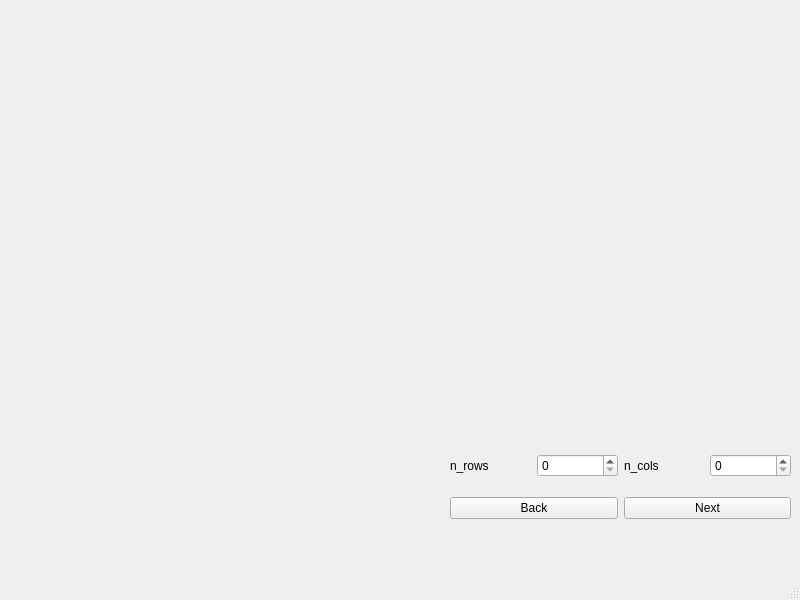
Old version of the form image_window.ui in the repository penny4860/Pascal-VOC-annotation-viewer.
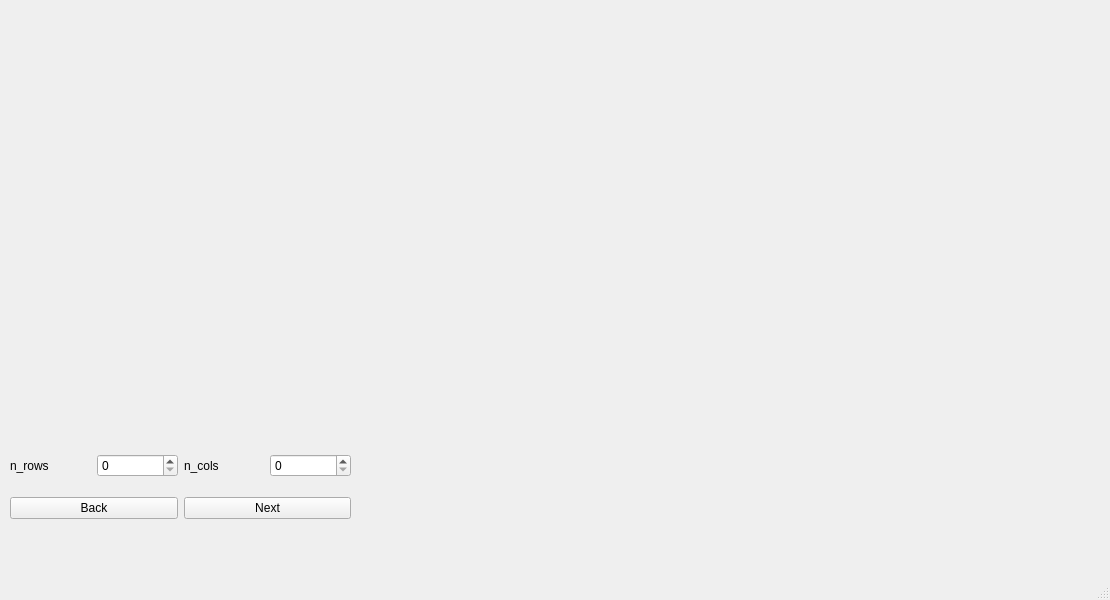
New version of the form.

The edit to the form file:
```diff
--- a/image_window.ui
+++ b/image_window.ui
@@ -6,7 +6,7 @@
    <rect>
     <x>0</x>
     <y>0</y>
-    <width>800</width>
+    <width>1110</width>
     <height>600</height>
    </rect>
   </property>
@@ -28,7 +28,7 @@
    <widget class="QWidget" name="gridLayoutWidget_2">
     <property name="geometry">
      <rect>
-      <x>450</x>
+      <x>10</x>
       <y>440</y>
       <width>341</width>
       <height>95</height>
```
Left out of the diff: 4 changed lines with no effect on the pictures.
